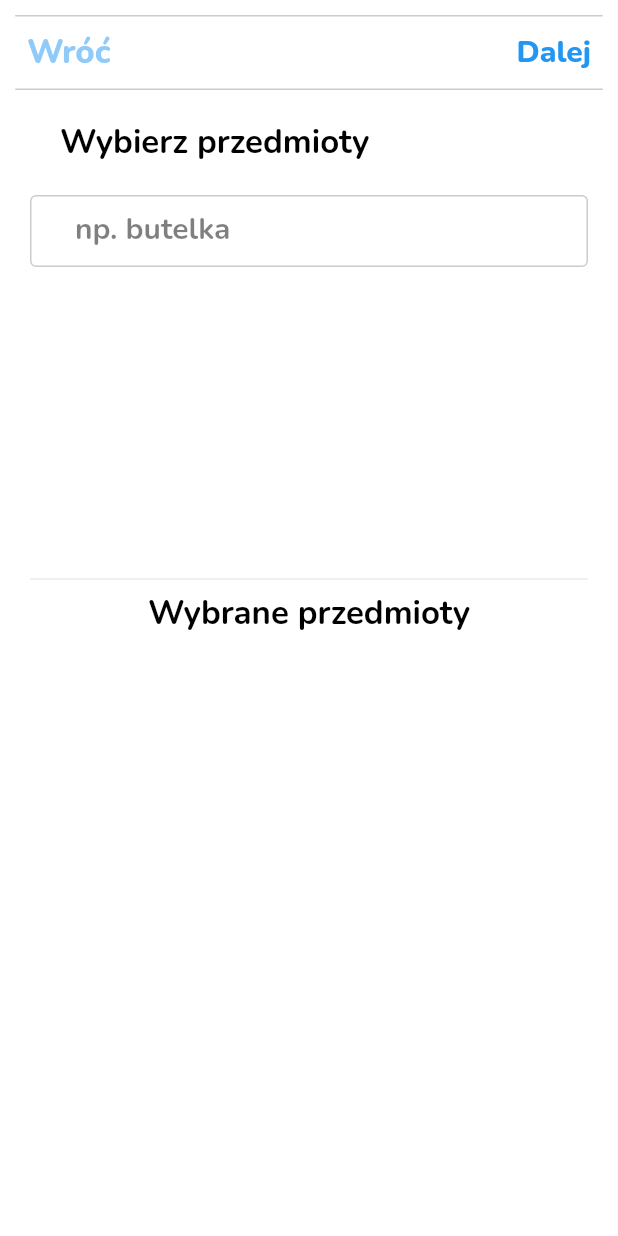
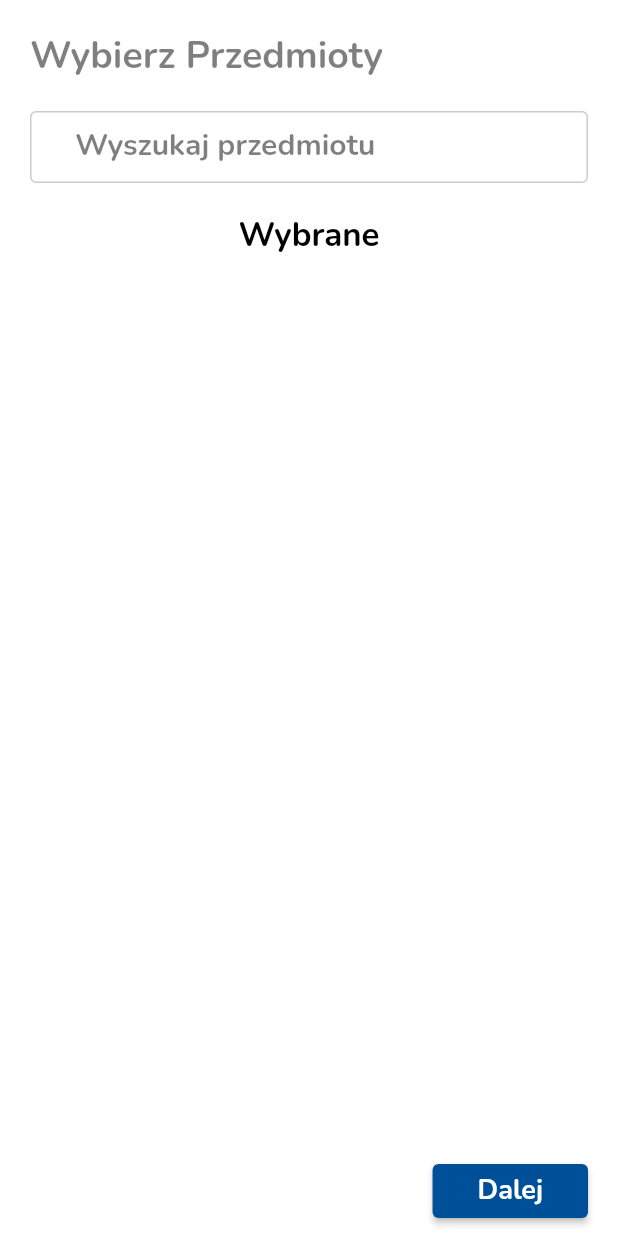
Before and after one commit to str000/RecycleLab, a Flutter app: the MainCreator screen opened directly, after a tap on "Dalej", after a tap on "Wróć", on a phone screen of 412 x 824 dp. Run offline on Flutter 3.47's test engine with Material 2 defaults, Android fonts, the phone set to English and light mode, and no system bars; our stand-ins replace double_back_to_close_app, firebase_auth, firebase_core, firebase_database, firebase_storage, flutter_slidable and 3 more; missing offline and left inert: snapping_sheet; accounts and stored records are empty.

Commit message:
Poprawki Front Kreator
- Responsywność podstron
- Menu na dole

```diff
--- a/lib/pages/creator/choose_items.dart
+++ b/lib/pages/creator/choose_items.dart
@@ -15,30 +15,28 @@ class _ChooseItems extends State<ChooseItems> {
   final myController = TextEditingController();
   final _focusSearch = FocusNode();
   final ref = FirebaseDatabase.instance.reference();
-  final _categories = [];
   final filter = [];
   final _allCategories = [];
   final List _needs = [];
 
-  var _index = 0;
   var categoryCurr = '';
-  var _result = 0;
 
   List<String> selectedItems = []; //!!! finalna lista
   List _category = [];
 
   String itemName = ' ';
-  String _categoryName = '';
   String? providedNeedName;
 
-  bool _isCategory = false;
-
   add(String name) {
+    if (selectedItems.contains(name) == false) {
       selectedItems.add(name);
+    } else {
+      print("pow");
+    }
   }
 
-  del(int index) {
-    selectedItems.removeAt(index);
+  del(String index) {
+    selectedItems.removeWhere((item) => item == index);
   }
 
   @override
@@ -48,10 +46,6 @@ class _ChooseItems extends State<ChooseItems> {
       var values = event.value;
       setState(() {
         _needs.add(values);
-        _category = values['elektronika'];
-        _categoryName = ' ';
-        _index = 0;
-        _result = 0;
       });
 
       final allElements = values.values;
@@ -74,67 +68,36 @@ class _ChooseItems extends State<ChooseItems> {
   @override
   Widget build(BuildContext context) {
     return GestureDetector(
+      onTap: () {
+        _focusSearch.unfocus();
+      },
       child: Scaffold(
         body: Padding(
-          padding:
-              const EdgeInsets.only(bottom: 0, right: 20, top: 0, left: 20),
+          padding: const EdgeInsets.only(top: 20),
           child: Column(
             children: [
-              Column(
-                children: [
-                  const Align(
-                    alignment: Alignment.centerLeft,
-                    child: Padding(
-                      padding: EdgeInsets.only(
-                          bottom: 20, right: 20, top: 20, left: 20),
-                      child: Text(
-                        'Wybierz przedmioty',
-                        style: documentsText,
+              Row(
+                children: const [
+                  Text(
+                    'Wybierz Przedmioty',
+                    style: newPostStepName,
                   ),
+                ],
               ),
-                  ),
-                  Stack(
-                    alignment: Alignment.centerRight,
-                    children: [
+              const SizedBox(height: 20),
               TextFormField(
                 style: signTextFormField,
                 focusNode: _focusSearch,
                 controller: myController,
                 decoration: CommonStyle.textFieldStyle(
-                            labelTextStr: "np. butelka",
+                  labelTextStr: "Wyszukaj przedmiotu",
                 ),
                 onChanged: (String? value) async {
-                            if (_index == 0) {
-                              setState(() {
-                                _isCategory = false;
-                              });
-                            }
-
-                            if (_isCategory == false) {
                   if (value!.length >= 3) {
                     final filter = [];
-                                for (int x = 0;
-                                    x < _allCategories.length;
-                                    x++) {
+                    for (int x = 0; x < _allCategories.length; x++) {
                       if (_allCategories[x].contains(value)) {
                         filter.add(_allCategories[x]);
-                                  }
-                                }
-                                setState(() {
-                                  _category = filter;
-                                  _categoryName = 'Wyniki';
-                                  _index = 1;
-                                });
-                              } else {
-                                setState(() {
-                                  _index = 0;
-                                });
-                              }
-                            } else {
-                              if (value!.length >= 3) {
-                                for (int x = 0; x < _category.length; x++) {
-                                  if (_category[x].contains(value)) {
-                                    filter.add(_category[x]);
                       }
                     }
                     setState(() {
@@ -142,21 +105,19 @@ class _ChooseItems extends State<ChooseItems> {
                     });
                   } else {
                     setState(() {
-                                  _category = _categories[0][_categoryName];
+                      _category = [];
                     });
                   }
-                            }
-                          }),
-                    ],
+                },
               ),
-                ],
-              ),
-              SizedBox(
-                height: 200,
+              const SizedBox(height: 20),
+              Expanded(
                 child: SingleChildScrollView(
-                  child: Padding(
-                    padding: const EdgeInsets.all(8.0),
-                    child: ListView.builder(
+                  physics: const BouncingScrollPhysics(
+                      parent: AlwaysScrollableScrollPhysics()),
+                  child: Column(
+                    children: [
+                      ListView.builder(
                         shrinkWrap: true,
                         physics: const NeverScrollableScrollPhysics(),
                         itemCount: _category.length,
@@ -171,12 +132,13 @@ class _ChooseItems extends State<ChooseItems> {
                                     height: 50,
                                     width: MediaQuery.of(context).size.width,
                                     decoration: BoxDecoration(
-                                    color:
-                                        const Color.fromRGBO(236, 236, 236, 1),
+                                      color: const Color.fromRGBO(
+                                          236, 236, 236, 1),
                                       borderRadius: BorderRadius.circular(5),
                                     ),
                                     child: Column(
-                                    mainAxisAlignment: MainAxisAlignment.center,
+                                      mainAxisAlignment:
+                                          MainAxisAlignment.center,
                                       children: [
                                         GestureDetector(
                                           child: Text(
@@ -198,7 +160,7 @@ class _ChooseItems extends State<ChooseItems> {
                                         onTap: () {
                                           setState(() {
                                             itemName =
-                                              "${_category[index].toString()[0].toUpperCase()}${_category[index].toString().substring(1)}";
+                                                _category[index].toString();
                                             add(itemName);
                                           });
                                         },
@@ -211,20 +173,12 @@ class _ChooseItems extends State<ChooseItems> {
                           );
                         },
                       ),
-                  ),
-                ),
-              ),
-              const Divider(),
                       const Text(
-                'Wybrane przedmioty',
+                        'Wybrane',
                         style: documentsText,
                       ),
-              SizedBox(
-                height: 200,
-                child: SingleChildScrollView(
-                  child: Padding(
-                    padding: const EdgeInsets.all(8.0),
-                    child: ListView.builder(
+                      const SizedBox(height: 20),
+                      ListView.builder(
                         shrinkWrap: true,
                         physics: const NeverScrollableScrollPhysics(),
                         itemCount: selectedItems.length,
@@ -235,29 +189,44 @@ class _ChooseItems extends State<ChooseItems> {
                               borderRadius: BorderRadius.circular(5.0),
                               child: Stack(
                                 children: [
+                                  Stack(
+                                    alignment: Alignment.centerRight,
+                                    children: [
                                       Container(
                                         height: 50,
-                                  width: MediaQuery.of(context).size.width,
+                                        width:
+                                            MediaQuery.of(context).size.width,
                                         decoration: BoxDecoration(
-                                    color:
-                                        const Color.fromRGBO(0, 181, 255, 1.0),
-                                    borderRadius: BorderRadius.circular(5),
+                                          color: primaryColor,
+                                          borderRadius:
+                                              BorderRadius.circular(5),
                                         ),
                                         child: Column(
-                                    mainAxisAlignment: MainAxisAlignment.center,
+                                          mainAxisAlignment:
+                                              MainAxisAlignment.center,
                                           children: [
                                             GestureDetector(
                                               child: Text(
                                                 "${selectedItems[index].toString()[0].toUpperCase()}${selectedItems[index].toString().substring(1)}",
                                                 style: const TextStyle(
                                                   fontSize: 20.0,
-                                            fontWeight: FontWeight.w800,
-                                            color: halfBlackColor,
+                                                  fontWeight: FontWeight.w700,
+                                                  color: Colors.white,
                                                 ),
                                               ),
                                             )
                                           ],
                                         ),
+                                      ),
+                                      const Padding(
+                                        padding: EdgeInsets.only(right: 10),
+                                        child: Icon(
+                                          Icons.clear_rounded,
+                                          color: Colors.white,
+                                          size: 35,
+                                        ),
+                                      ),
+                                    ],
                                   ),
                                   Positioned.fill(
                                     child: Material(
@@ -266,8 +235,8 @@ class _ChooseItems extends State<ChooseItems> {
                                         onTap: () {
                                           setState(() {
                                             itemName =
-                                          "${_category[index].toString()[0].toUpperCase()}${_category[index].toString().substring(1)}";
-                                          del(index);
+                                                _category[index].toString();
+                                            del(itemName);
                                           });
                                         },
                                       ),
@@ -279,6 +248,7 @@ class _ChooseItems extends State<ChooseItems> {
                           );
                         },
                       ),
+                    ],
                   ),
                 ),
               ),
--- a/lib/pages/creator/choose_tools.dart
+++ b/lib/pages/creator/choose_tools.dart
@@ -37,23 +37,20 @@ class _ChooseTools extends State<ChooseTools> {
       child: Scaffold(
         body: SingleChildScrollView(
           child: Padding(
-            padding:
-                const EdgeInsets.only(bottom: 0, right: 20, top: 0, left: 20),
+            padding: const EdgeInsets.symmetric(vertical: 20),
             child: Column(
               children: [
                 Column(
                   children: [
-                    const Align(
-                      alignment: Alignment.centerLeft,
-                      child: Padding(
-                        padding: EdgeInsets.only(
-                            bottom: 20, right: 20, top: 20, left: 20),
-                        child: Text(
-                          'Wprowadź narzędzia',
-                          style: documentsText,
+                    Row(
+                      children: const [
+                        Text(
+                          'Wybierz Narzędzia',
+                          style: newPostStepName,
                         ),
-                      ),
+                      ],
                     ),
+                    const SizedBox(height: 20),
                     Stack(
                       alignment: Alignment.centerRight,
                       children: [
--- a/lib/pages/creator/instruction.dart
+++ b/lib/pages/creator/instruction.dart
@@ -28,11 +28,11 @@ class _Intruction extends State<Intruction> {
   @override
   void initState() {
     super.initState();
-     setState((){
-       _steps;
-       _numbersOfSteps;
-       currentIndex;
-     });
+    setState(() {
+      _steps;
+      _numbersOfSteps;
+      currentIndex;
+    });
   }
 
   @override
@@ -40,22 +40,18 @@ class _Intruction extends State<Intruction> {
     return GestureDetector(
       child: Scaffold(
         body: Padding(
-          padding:
-              const EdgeInsets.only(bottom: 0, right: 20, top: 20, left: 20),
+          padding: const EdgeInsets.symmetric(vertical: 20),
           child: Column(
             children: [
-              const Align(
-                alignment: Alignment.centerLeft,
-                child: Padding(
-                  padding:
-                      EdgeInsets.only(bottom: 20, right: 20, top: 0, left: 20),
-                  child: Text(
-                    'Stwórz instrukcje',
-                    style: documentsText,
+              Row(
+                children: const [
+                  Text(
+                    'Stwórz Instrukcje',
+                    style: newPostStepName,
                   ),
-                ),
+                ],
               ),
-
+              const SizedBox(height: 20),
               ListView.builder(
                 shrinkWrap: true,
                 physics: const NeverScrollableScrollPhysics(),
@@ -84,17 +80,14 @@ class _Intruction extends State<Intruction> {
                                   ),
                                   onChanged: (String? value) {
                                     step = value!;
-                                    setState(() {
-                                    });
+                                    setState(() {});
                                   },
                                 ),
                                 Padding(
                                   padding: const EdgeInsets.only(right: 10),
                                   child: IconButton(
                                     onPressed: () {
-                                      setState(() {
-
-                                      });
+                                      setState(() {});
                                     },
                                     icon: const Icon(Icons.mic),
                                     color: halfBlackColor,
--- a/lib/pages/creator/title_page.dart
+++ b/lib/pages/creator/title_page.dart
@@ -10,8 +10,7 @@ class TitlePage extends StatefulWidget {
   _TitlePage createState() => _TitlePage();
 }
 
-class _TitlePage extends State<TitlePage>{
-
+class _TitlePage extends State<TitlePage> {
   bool _private = false; //!!! finalny status postu
 
   String _title = ' '; //!!! finalny tytuł
@@ -19,27 +18,24 @@ class _TitlePage extends State<TitlePage>{
 
   @override
   Widget build(BuildContext context) {
-    return Center(
+    return GestureDetector(
+      onTap: () {},
+      child: SingleChildScrollView(
+        physics: const BouncingScrollPhysics(
+            parent: AlwaysScrollableScrollPhysics()),
+        child: Padding(
+          padding: const EdgeInsets.symmetric(vertical: 20),
           child: Column(
-        mainAxisAlignment: MainAxisAlignment.center,
             children: [
-          Padding(
-            padding:
-            const EdgeInsets.only(bottom: 0, right: 20, top: 0, left: 20),
-            child:
-              Column(
-                children: [
-                  const Align(
-                    alignment: Alignment.centerLeft,
-                    child: Padding(
-                      padding: EdgeInsets.only(
-                          bottom: 20, right: 20, top: 0, left: 20),
-                      child: Text(
-                        'Uzupełnij informacje',
-                        style: documentsText,
+              Row(
+                children: const [
+                  Text(
+                    'Uzupełnij Informacje',
+                    style: newPostStepName,
                   ),
+                ],
               ),
-                  ),
+              const SizedBox(height: 20),
               Padding(
                 padding: const EdgeInsets.only(
                     bottom: 20, right: 20, top: 0, left: 20),
@@ -118,7 +114,6 @@ class _TitlePage extends State<TitlePage>{
             ],
           ),
         ),
-        ],
       ),
     );
   }
--- a/lib/pages/main_creator.dart
+++ b/lib/pages/main_creator.dart
@@ -25,7 +25,7 @@ class _MainCreator extends State<MainCreator> {
   List<String> steps = [];
   bool public = false;
 
-  callback(title,desc) {
+  callback(title, desc) {
     setState(() {
       title = ' ';
       desc = ' ';
@@ -38,84 +38,84 @@ class _MainCreator extends State<MainCreator> {
   @override
   Widget build(BuildContext context) {
     return Scaffold(
-      body: Column(
-        crossAxisAlignment: CrossAxisAlignment.stretch,
-        children: [
-          Padding(
-            padding: const EdgeInsets.only(left: 10.0, right: 10.0, top: 10.0),
-            child: Column(
-              children: [
-                GeneralWidgets.line(),
-                Row(
-                  mainAxisAlignment: MainAxisAlignment.spaceBetween,
-                  children: [
-                    Opacity(
-                      opacity: currentIndex <= 0 ? 0.5 : 1.0,
-                      child: TextButton(
-                        style: TextButton.styleFrom(
-                          textStyle: TextStyle(
-                            fontSize: 22,
-                            color:
-                                currentIndex <= 0 ? Colors.grey : Colors.blue,
-                            fontWeight: FontWeight.w800,
-                            fontFamily: "Nunito",
+      body: Padding(
+        padding: const EdgeInsets.only(left: 20.0, right: 20.0),
+        child: IndexedStack(
+          children: const <Widget>[
+            ChooseItems(),
+            ChooseTools(),
+            Intruction(),
+            TitlePage(),
+          ],
+          index: currentIndex,
+        ),
+      ),
+      bottomNavigationBar: SizedBox(
+        height: 60,
+        child: Padding(
+          padding: const EdgeInsets.only(left: 20.0, right: 20.0),
+          child: Column(
+            mainAxisAlignment: MainAxisAlignment.center,
+            children: [
+              Row(
+                mainAxisAlignment: MainAxisAlignment.spaceBetween,
+                crossAxisAlignment: CrossAxisAlignment.center,
+                children: [
+                  currentIndex == 0
+                      ? const SizedBox()
+                      : ElevatedButton(
+                          style: ElevatedButton.styleFrom(
+                            primary: primaryColor,
+                            padding: const EdgeInsets.symmetric(
+                              vertical: 5.0,
+                              horizontal: 30.0,
+                            ),
+                          ),
+                          onPressed: () {
+                            setState(() {
+                              currentIndex--;
+                            });
+                          },
+                          child: const Text(
+                            "Wróć",
+                            style: TextStyle(
+                              color: Colors.white,
+                              fontSize: 18.0,
+                              fontWeight: FontWeight.w700,
+                            ),
                           ),
                         ),
-                        onPressed: () {
-                          setState(
-                            () {
-                              if (currentIndex <= 0) {
-                                currentIndex = 0;
-                              } else {
-                                currentIndex--;
-                              }
-                            },
-                          );
-                        },
-                        child: const Text("Wróć"),
+                  ElevatedButton(
+                    style: ElevatedButton.styleFrom(
+                      primary: primaryColor,
+                      padding: const EdgeInsets.symmetric(
+                        vertical: 5.0,
+                        horizontal: 30.0,
                       ),
                     ),
-                    TextButton(
-                      style: TextButton.styleFrom(
-                        textStyle: const TextStyle(
-                          fontSize: 20.0,
-                          fontWeight: FontWeight.w800,
-                          fontFamily: "Nunito",
-                        ),
+                    onPressed: () {
+                      setState(
+                        () {
+                          if (currentIndex < 3) {
+                            currentIndex++;
+                          }
+                        },
+                      );
+                    },
+                    child: Text(
+                      currentIndex == 3 ? "Zakończ" : "Dalej",
+                      style: const TextStyle(
+                        color: Colors.white,
+                        fontSize: 18.0,
+                        fontWeight: FontWeight.w700,
                       ),
-                      onPressed: () {
-                        setState(
-                          () {
-                            if (currentIndex >= 3) {
-                              currentIndex = 3;
-                              print("wysłano do bazy");
-                            } else {
-                              currentIndex++;
-                            }
-                          },
-                        );
-                      },
-                      child: Text(currentIndex >= 3 ? "Zakończ!" : "Dalej"),
                     ),
-                  ],
-                ),
-                GeneralWidgets.line(),
-              ],
-            ),
+                  ),
+                ],
+              ),
+            ],
           ),
-          SizedBox(
-            height: MediaQuery.of(context).size.height - 216,
-            child: IndexedStack(
-              children: const <Widget>[
-                ChooseItems(),
-                ChooseTools(),
-                Intruction(),
-                TitlePage(),
-              ],
-              index: currentIndex,
-            ),
-          ),
-        ],
+        ),
       ),
     );
   }
--- a/lib/theme/text.dart
+++ b/lib/theme/text.dart
@@ -46,3 +46,9 @@ const postSmallName = TextStyle(
   color: halfBlackColor,
   fontWeight: FontWeight.w700,
 );
+
+const newPostStepName = TextStyle(
+  fontSize: 25.0,
+  color: halfBlackColor,
+  fontWeight: FontWeight.w700,
+);
```
Also changed, not shown: pubspec.lock. Lines whose indentation alone changed are shown as unchanged.
